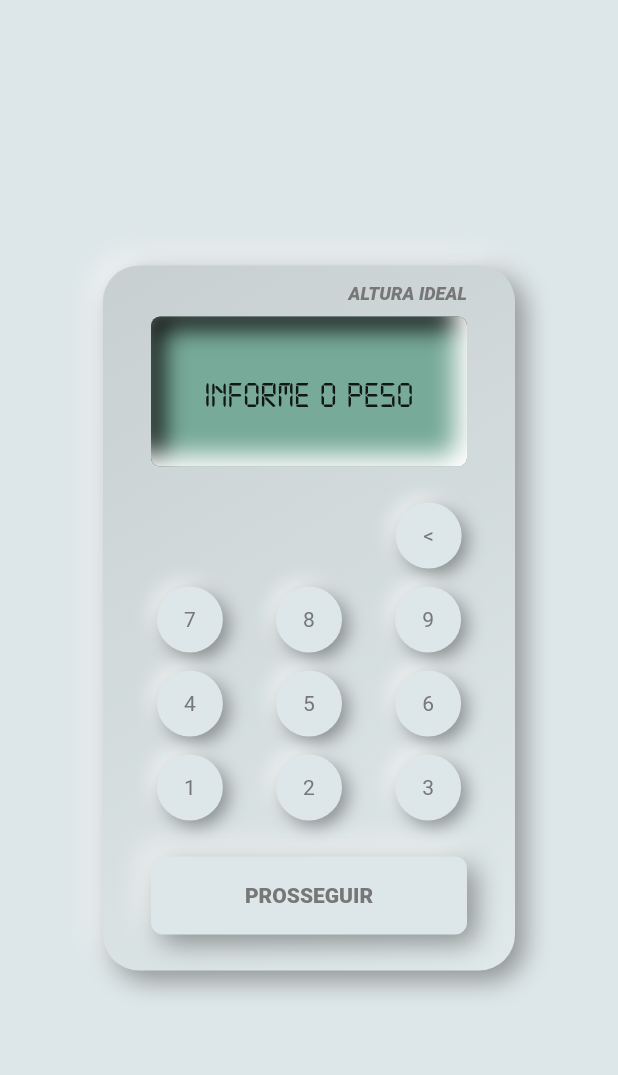
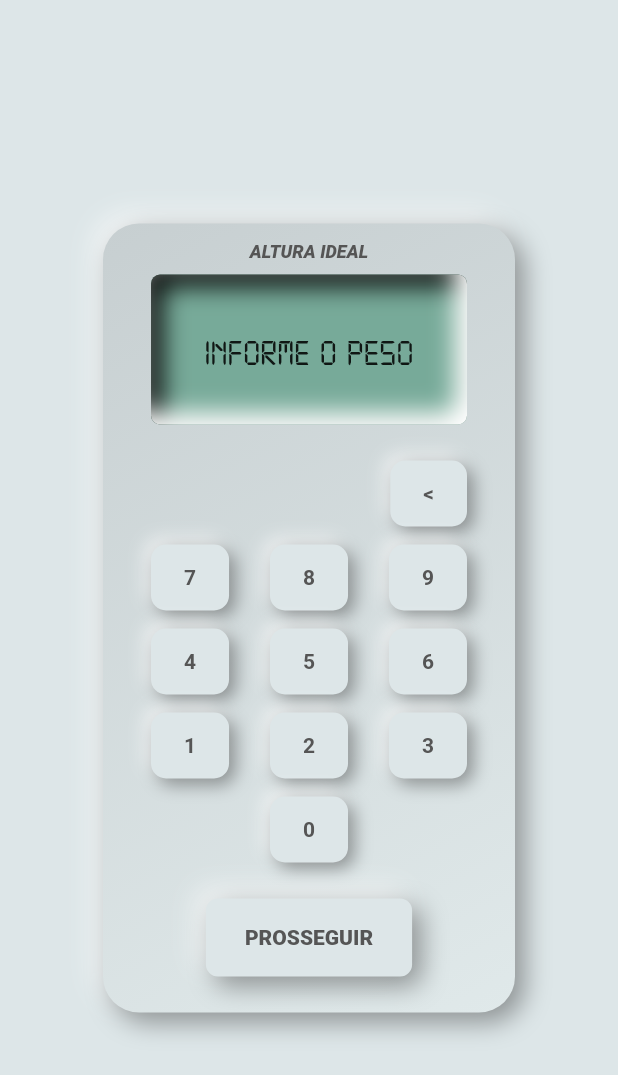
Before and after one commit to felipers84/altura-ideal, a Flutter app: the screen it shows after launch, on a phone screen of 412 x 824 dp. Shown: the top 1075 px of the screen. Run offline on Flutter 3.47's test engine with Material 2 defaults, Android fonts, the phone set to English and light mode, and no system bars; drawn by our look-alikes of flutter_neumorphic; our stand-ins replace charts_flutter, flutter_bloc.

Commit message:
Primeira versão funcional

```diff
--- a/lib/calculadora.cubit.dart
+++ b/lib/calculadora.cubit.dart
@@ -1,7 +1,42 @@
+import 'dart:math';
+
 import 'package:flutter_bloc/flutter_bloc.dart';
 
 class CalculadoraCubit extends Cubit<CalculadoraState> {
   CalculadoraCubit() : super(CalculadoraState_VerificandoPeso());
+  //CalculadoraCubit() : super(CalculadoraState_ExibindoResultado());
+
+  int peso;
+  double altura;
+
+  verificarPeso() => emit(CalculadoraState_VerificandoPeso());
+
+  verificarAltura(int pesoInformado) {
+    peso = pesoInformado;
+    emit(CalculadoraState_VerificandoAltura());
+  }
+
+  calcularIMC(int alturaInformada) {
+    altura = alturaInformada / 100;
+    var imc = (peso / pow((altura), 2));
+    var alturaIdealMaxima = sqrt(peso / 18.5);
+    var alturaIdealMinima = sqrt(peso / 24.9);
+
+    if (altura < alturaIdealMinima) {
+      emit(CalculadoraState_ExibindoResultado(
+          imc: imc,
+          tipoacao: ETipoAcao.Crescer,
+          deltaAlturaParaIMCIdeal: alturaIdealMinima - altura));
+    } else if (altura <= alturaIdealMaxima) {
+      emit(CalculadoraState_ExibindoResultado(
+          imc: imc, tipoacao: ETipoAcao.Nada, deltaAlturaParaIMCIdeal: 0));
+    } else {
+      emit(CalculadoraState_ExibindoResultado(
+          imc: imc,
+          tipoacao: ETipoAcao.Encolher,
+          deltaAlturaParaIMCIdeal: altura - alturaIdealMaxima));
+    }
+  }
 }
 
 abstract class CalculadoraState {}
@@ -11,7 +46,11 @@ class CalculadoraState_VerificandoPeso extends CalculadoraState {}
 class CalculadoraState_VerificandoAltura extends CalculadoraState {}
 
 class CalculadoraState_ExibindoResultado extends CalculadoraState {
-  int peso;
-  int altura;
-  CalculadoraState_ExibindoResultado({this.peso, this.altura});
+  double imc;
+  ETipoAcao tipoacao;
+  double deltaAlturaParaIMCIdeal;
+  CalculadoraState_ExibindoResultado(
+      {this.deltaAlturaParaIMCIdeal, this.imc, this.tipoacao});
 }
+
+enum ETipoAcao { Crescer, Encolher, Nada }
--- a/lib/calculadora.dart
+++ b/lib/calculadora.dart
@@ -72,7 +72,6 @@ class _Calculadora extends State<Calculadora> with TickerProviderStateMixin {
                   padding: const EdgeInsets.fromLTRB(32, 12, 32, 24),
                   child: Column(
                     mainAxisSize: MainAxisSize.min,
-                    crossAxisAlignment: CrossAxisAlignment.stretch,
                     children: [
                       Text("ALTURA IDEAL",
                           textAlign: TextAlign.right,
@@ -156,6 +155,11 @@ class _Calculadora extends State<Calculadora> with TickerProviderStateMixin {
                                   pressionouTecla: () => pressionouDigito(e),
                                   animationPosition: depthController.value))
                               .toList()),
+                      SizedBox(height: 12),
+                      BotaoCalculadora(
+                          digito: "0",
+                          pressionouTecla: () => pressionouDigito("0"),
+                          animationPosition: depthController.value),
                       SizedBox(height: 24),
                       NeumorphicButton(
                         style: NeumorphicStyle(
@@ -197,7 +201,8 @@ class BotaoCalculadora extends StatelessWidget {
   @override
   Widget build(BuildContext context) => NeumorphicButton(
       style: NeumorphicStyle(
-          depth: 8 * animationPosition, boxShape: NeumorphicBoxShape.circle()),
+          depth: 8 * animationPosition,
+          boxShape: NeumorphicBoxShape.roundRect(BorderRadius.circular(10.0))),
       onPressed: () {
         if (pressionouTecla != null) pressionouTecla();
       },
--- a/lib/main.dart
+++ b/lib/main.dart
@@ -4,6 +4,7 @@ import 'package:flutter_bloc/flutter_bloc.dart';
 import 'package:flutter_neumorphic/flutter_neumorphic.dart';
 import 'package:imc/calculadora.cubit.dart';
 import 'package:imc/calculadora.dart';
+import 'package:imc/resultado.dart';
 
 void main() {
   runApp(MyApp());
@@ -19,7 +20,8 @@ class MyApp extends StatelessWidget {
         primarySwatch: Colors.blue,
         textTheme: TextTheme(
             headline1: TextStyle(color: Colors.red),
-            bodyText2: TextStyle(color: Color(0xFF777777)),
+            bodyText2: TextStyle(
+                color: Color(0xFF555555), fontWeight: FontWeight.bold),
             bodyText1: TextStyle(fontFamily: "Digital")),
         visualDensity: VisualDensity.adaptivePlatformDensity,
       ),
@@ -55,8 +57,9 @@ class _MyHomePageState extends State<MyHomePage> {
   }
 
   @override
-  Widget build(BuildContext context) {
-    return Scaffold(
+  Widget build(BuildContext context) => BlocProvider<CalculadoraCubit>(
+        create: (context) => CalculadoraCubit(),
+        child: Scaffold(
             backgroundColor: NeumorphicColors.background,
             body: SafeArea(
               maintainBottomViewPadding: false,
@@ -68,19 +71,35 @@ class _MyHomePageState extends State<MyHomePage> {
                         padding: EdgeInsets.symmetric(
                             horizontal: constraints.maxWidth / 6),
                         child: BlocBuilder<CalculadoraCubit, CalculadoraState>(
-                      cubit: CalculadoraCubit(),
                           builder: (context, state) {
+                            var cubit =
+                                BlocProvider.of<CalculadoraCubit>(context);
+                            if (state is CalculadoraState_VerificandoPeso)
                               return Calculadora(
+                                key: GlobalKey(),
                                 placeholder: "Informe o peso",
                                 unidade: "kg",
-                          valorInformado: (valor) {},
+                                valorInformado: (valor) =>
+                                    cubit.verificarAltura(valor),
                               );
+                            else if (state
+                                is CalculadoraState_VerificandoAltura)
+                              return Calculadora(
+                                  key: GlobalKey(),
+                                  placeholder: "Informe a altura",
+                                  unidade: "cm",
+                                  valorInformado: (valor) =>
+                                      cubit.calcularIMC(valor));
+                            else if (state
+                                is CalculadoraState_ExibindoResultado)
+                              return Resultado(state: state);
+                            return Container();
                           },
                         )),
                   ),
                 ),
               ),
             ) // This trailing comma makes auto-formatting nicer for build methods.
+            ),
       );
 }
-}
--- a/pubspec.yaml
+++ b/pubspec.yaml
@@ -23,6 +23,7 @@ environment:
 dependencies:
   flutter_neumorphic: ^3.0.3
   flutter_bloc: ^6.1.1
+  charts_flutter: ^0.9.0
   flutter:
     sdk: flutter
 
```
Also changed, not shown: lib/grafico.dart (added, +35 -0 lines), lib/resultado.dart (added, +87 -0 lines), pubspec.lock. Lines whose indentation alone changed are shown as unchanged.
